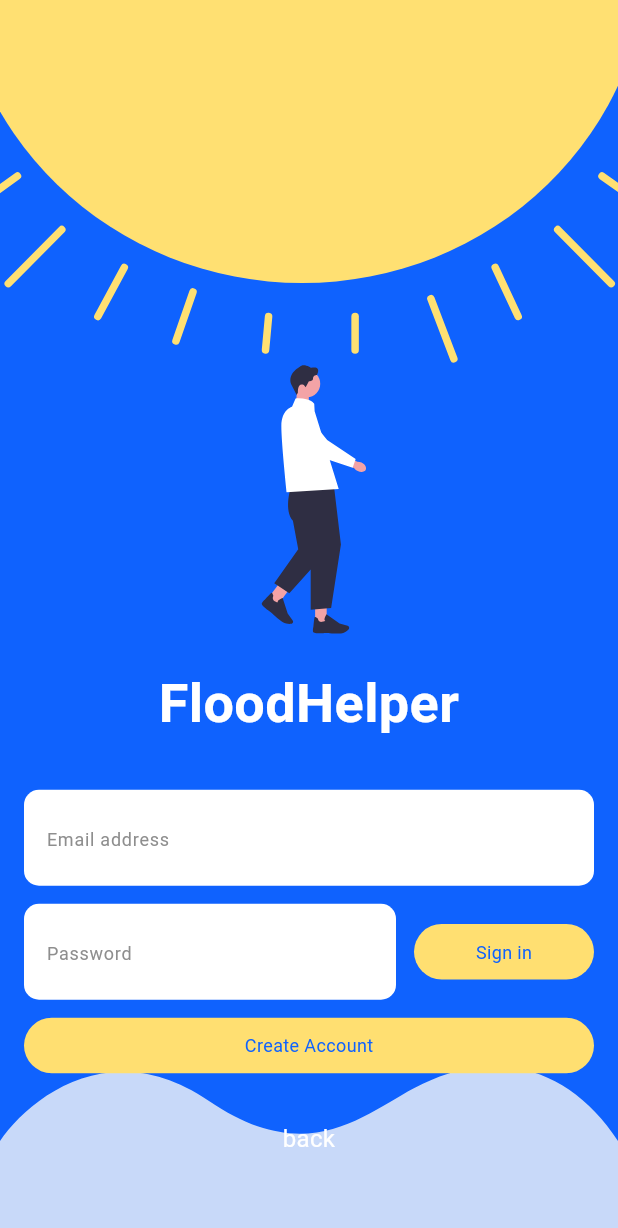
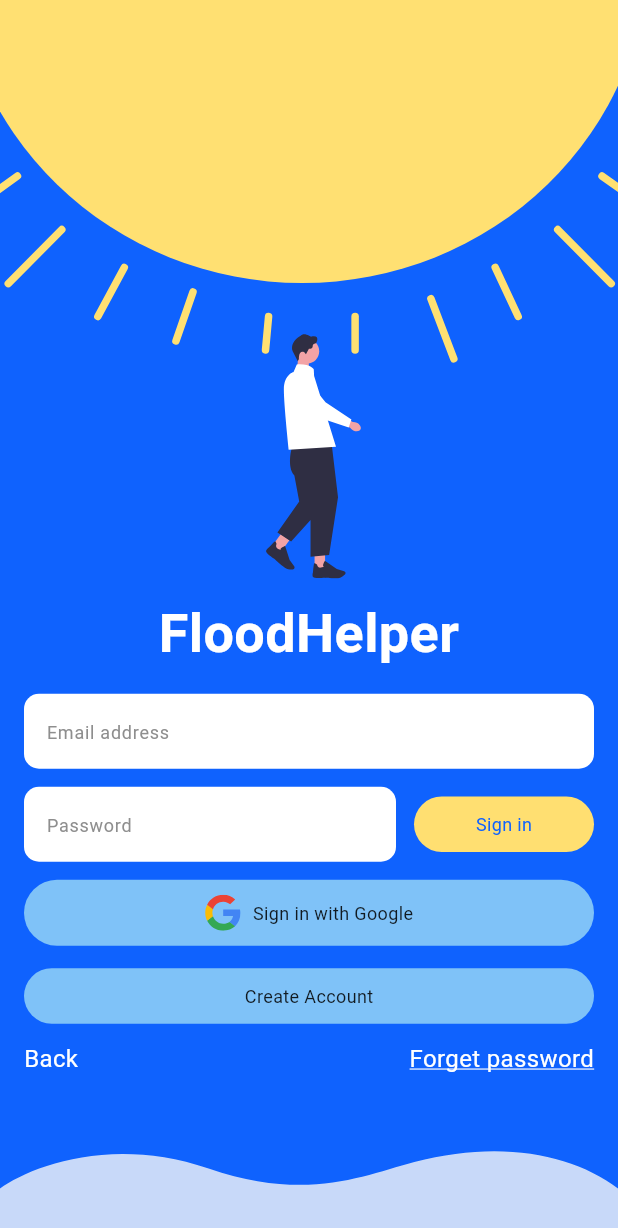
Before and after one commit to HaiDang2107/FloodHelper, a Flutter app: the screen it shows after launch, after a tap on "Get started", on a phone screen of 412 x 824 dp. Shown: the top 1228 px of the screen. Run offline on Flutter 3.47's test engine with Material 3 defaults, Android fonts, the phone set to English and light mode, and no system bars; our stand-ins replace flutter_map, flutter_svg, geolocator, image_picker, latlong2; Roboto replaces fonts that are missing (Anonymous Pro).

Commit message:
Forget password + Button "sign in with google"

```diff
--- a/frontend/lib/app/routes.dart
+++ b/frontend/lib/app/routes.dart
@@ -1,11 +1,13 @@
 import 'package:flutter/material.dart';
-import 'package:antiflood/features/auth/screens/signin/signin_screen.dart';
-import 'package:antiflood/features/auth/screens/signup/account_creation_screen.dart';
+import 'package:antiflood/features/auth/screens/sign_in/signin_screen.dart';
+import 'package:antiflood/features/auth/screens/sign_up/account_creation_screen.dart';
+import 'package:antiflood/features/auth/screens/forget_password/forget_password_screen.dart';
 import 'package:antiflood/features/home/screens/home_screen.dart';
 
 class AppRoutes {
   static const String signUp = '/signup';
   static const String accountCreation = '/account-creation';
+  static const String forgetPassword = '/forget-password';
   static const String home = '/home';
 
   // Hiển thị manh hình dựa trên tên route
@@ -16,6 +18,10 @@ class AppRoutes {
       case accountCreation:
         return MaterialPageRoute(
           builder: (_) => const AccountCreationScreen(),
+        );
+      case forgetPassword:
+        return MaterialPageRoute(
+          builder: (_) => const ForgetPasswordScreen(),
         );
       case home:
         return MaterialPageRoute(
--- /dev/null
+++ b/frontend/lib/features/auth/screens/sign_in/_signin_form_screen.dart
@@ -0,0 +1,169 @@
+import 'package:flutter/material.dart';
+import 'package:flutter_svg/flutter_svg.dart';
+import '../../widgets/custom_button.dart';
+import '../../widgets/custom_text_field.dart';
+
+/// Sign up form screen
+class SignUpFormScreen extends StatelessWidget {
+  final TextEditingController emailController;
+  final TextEditingController passwordController;
+  final VoidCallback onSignUp;
+  final VoidCallback onSignIn;
+  final VoidCallback onBack;
+  final VoidCallback onForgetPassword; // Added onForgetPassword callback
+
+  const SignUpFormScreen({
+    super.key,
+    required this.emailController,
+    required this.passwordController,
+    required this.onSignUp,
+    required this.onSignIn,
+    required this.onBack,
+    required this.onForgetPassword, // Added onForgetPassword parameter
+  });
+
+  @override
+  Widget build(BuildContext context) {
+    return Scaffold(
+      backgroundColor: const Color(0xFF0F62FE),
+      body: Stack(
+        children: [
+          Positioned(
+            top: 0,
+            right: 0,
+            child: SvgPicture.asset('lib/assets/sun.svg'),
+          ),
+          Positioned(
+            bottom: 0,
+            left: 0,
+            right: 0,
+
+            child: Transform(
+              transform: Matrix4.diagonal3Values(1.0, 0.5, 1.0),
+              alignment: Alignment.bottomRight,
+              child: SvgPicture.asset(
+                'lib/assets/wave.svg',
+                fit: BoxFit.fitWidth,
+              ),
+            ),
+          ),
+          Center(
+            child: SingleChildScrollView(
+              child: Padding(
+                padding: const EdgeInsets.symmetric(horizontal: 16.0),
+                child: Column(
+                  mainAxisAlignment: MainAxisAlignment.center,
+                  crossAxisAlignment: CrossAxisAlignment.stretch,
+                  children: [
+                    const SizedBox(height: 80), // Push content down
+
+                    SvgPicture.asset('lib/assets/man_walk.svg', height: 200),
+
+                    const SizedBox(height: 10),
+                    // Title
+                    Text(
+                      'FloodHelper',
+                      textAlign: TextAlign.center,
+                      style: TextStyle(
+                        fontSize: 36,
+                        fontWeight: FontWeight.w700,
+                        color: Colors.white,
+                      ),
+                    ),
+                    const SizedBox(height: 15),
+                    // Email Field
+                    CustomTextField(
+                      controller: emailController,
+                      hintText: 'Email address',
+                      keyboardType: TextInputType.emailAddress,
+                      verticalPadding: 8,
+                    ),
+                    const SizedBox(height: 12),
+
+                    // Password Field and Sign In Button
+                    Row(
+                      children: [
+                        Expanded(
+                          child: CustomTextField(
+                            controller: passwordController,
+                            hintText: 'Password',
+                            obscureText: true,
+                            verticalPadding: 8,
+                          ),
+                        ),
+                        const SizedBox(width: 12),
+                        CustomButton(
+                          text: 'Sign in',
+                          backgroundColor: const Color(0xFFFFDF71),
+                          textColor: const Color(0xFF0F62FE),
+                          onPressed: onSignIn,
+                          width: 120,
+                        ),
+                      ],
+                    ),
+                    const SizedBox(height: 12),
+
+                    // Sign in with Google Button
+                    CustomButton(
+                      text: 'Sign in with Google',
+                      backgroundColor: const Color.fromARGB(255, 127, 194, 248),
+                      textColor: Colors.black87,
+                      onPressed: () {}, // Placeholder for Google Sign In
+                      icon: SvgPicture.asset(
+                        'lib/assets/google-icon.svg',
+                        height: 24,
+                      ),
+                    ),
+                    const SizedBox(height: 15),
+
+                    // Create Account Button
+                    CustomButton(
+                      text: 'Create Account',
+                      backgroundColor: const Color.fromARGB(255, 127, 194, 248),
+                      textColor: Colors.black87,
+                      onPressed: onSignUp,
+                    ),
+                    const SizedBox(height: 12),
+
+                    // Forget Password and Back text
+                    Row(
+                      mainAxisAlignment: MainAxisAlignment.spaceBetween,
+                      children: [
+                        GestureDetector(
+                          onTap: onBack,
+                          child: Text(
+                            'Back',
+                            style: TextStyle(
+                              color: Colors.white,
+                              fontSize: 16,
+                              fontFamily: 'Anonymous Pro',
+                              fontWeight: FontWeight.w400,
+                            ),
+                          ),
+                        ),
+                        GestureDetector(
+                          onTap: onForgetPassword,
+                          child: Text(
+                            'Forget password',
+                            style: TextStyle(
+                              color: Colors.white,
+                              fontSize: 16,
+                              fontFamily: 'Anonymous Pro',
+                              fontWeight: FontWeight.w400,
+                              decoration: TextDecoration.underline,
+                              decorationColor: Colors.white,
+                            ),
+                          ),
+                        ),
+                      ],
+                    ),
+                  ],
+                ),
+              ),
+            ),
+          ),
+        ],
+      ),
+    );
+  }
+}
--- a/frontend/lib/features/auth/screens/signin/signin_screen.dart
+++ b/frontend/lib/features/auth/screens/sign_in/signin_screen.dart
@@ -66,6 +66,10 @@ class _SignUpScreenState extends State<SignUpScreen> {
     });
   }
 
+  void _handleForgetPassword() {
+    Navigator.of(context).pushNamed('/forget-password');
+  }
+
   @override
   Widget build(BuildContext context) {
     // Hiển thị started hay signup form dựa trên trạng thái _showForm
@@ -78,6 +82,7 @@ class _SignUpScreenState extends State<SignUpScreen> {
               onSignUp: _handleSignUp,
               onSignIn: _handleSignIn,
               onBack: _handleBack, // Added back button handler
+              onForgetPassword: _handleForgetPassword,
             )
           : StartedScreen(
               onGetStarted: _handleGetStarted,
--- a/frontend/lib/features/auth/screens/signup/account_creation_screen.dart
+++ b/frontend/lib/features/auth/screens/sign_up/account_creation_screen.dart
@@ -2,8 +2,8 @@ import 'package:flutter/material.dart';
 import '../../services/account_creation_service.dart';
 import '_account_creation_loading_screen.dart';
 import '_account_form_screen.dart';
-import '_send_code_screen.dart';
-import '_account_creation_success_screen.dart';
+import '../_send_code_screen.dart';
+import '../_success_screen.dart';
 
 class AccountCreationScreen extends StatefulWidget {
   const AccountCreationScreen({super.key});
@@ -179,7 +179,9 @@ class _AccountCreationScreenState extends State<AccountCreationScreen> {
             onBack: _handleBackFromCode,
           ),
           // Success screen
-          AccountCreationSuccessScreen(
+          SuccessScreen(
+            message: 'Your account is created successfully',
+            buttonText: 'Sign up now',
             onContinue: _handleContinueFromSuccess,
           ),
         ],
--- a/frontend/lib/features/auth/screens/signin/_signin_form_screen.dart
+++ /dev/null
@@ -1,138 +0,0 @@
-import 'package:flutter/material.dart';
-import 'package:flutter_svg/flutter_svg.dart';
-import '../../widgets/custom_button.dart';
-import '../../widgets/custom_text_field.dart';
-
-/// Sign up form screen
-class SignUpFormScreen extends StatelessWidget {
-  final TextEditingController emailController;
-  final TextEditingController passwordController;
-  final VoidCallback onSignUp;
-  final VoidCallback onSignIn;
-  final VoidCallback onBack; // Added onBack callback
-
-  const SignUpFormScreen({
-    super.key,
-    required this.emailController,
-    required this.passwordController,
-    required this.onSignUp,
-    required this.onSignIn,
-    required this.onBack, // Added onBack parameter
-  });
-
-  @override
-  Widget build(BuildContext context) {
-    return Scaffold(
-      backgroundColor: const Color(0xFF0F62FE),
-      body: Stack(
-        children: [
-          Positioned(
-            top: 0,
-            right: 0,
-            child: SvgPicture.asset('lib/assets/sun.svg'),
-          ),
-          // Align(
-          //   alignment: Alignment.topCenter, // Căn giữa sát trên cùng
-          //   child: Padding(
-          //     padding: const EdgeInsets.only(top: 200), // Đẩy xuống một khoảng
-          //     child: SvgPicture.asset('lib/assets/man_walk.svg', height: 220),
-          //   ),
-          // ),
-          Positioned(
-            bottom: 0,
-            left: 0,
-            right: 0,
-            child: SvgPicture.asset(
-              'lib/assets/wave.svg',
-              fit: BoxFit.fitWidth,
-            ),
-          ),
-          Center(
-            child: SingleChildScrollView(
-              child: Padding(
-                padding: const EdgeInsets.symmetric(horizontal: 16.0),
-                child: Column(
-              mainAxisAlignment: MainAxisAlignment.center,
-              crossAxisAlignment: CrossAxisAlignment.stretch,
-              children: [
-                const SizedBox(height: 150), // Push content down
-
-                SvgPicture.asset('lib/assets/man_walk.svg', height: 220),
-
-                const SizedBox(height: 20),
-                // Title
-                Text(
-                  'FloodHelper',
-                  textAlign: TextAlign.center,
-                  style: TextStyle(
-                    fontSize: 36,
-                    fontWeight: FontWeight.w700,
-                    color: Colors.white,
-                  ),
-                ),
-                const SizedBox(height: 32),
-                // Email Field
-                CustomTextField(
-                  controller: emailController,
-                  hintText: 'Email address',
-                  keyboardType: TextInputType.emailAddress,
-                  verticalPadding: 8,
-                ),
-                const SizedBox(height: 12),
-
-                // Password Field and Sign In Button
-                Row(
-                  children: [
-                    Expanded(
-                      child: CustomTextField(
-                        controller: passwordController,
-                        hintText: 'Password',
-                        obscureText: true,
-                        verticalPadding: 8,
-                      ),
-                    ),
-                    const SizedBox(width: 12),
-                    CustomButton(
-                      text: 'Sign in',
-                      backgroundColor: const Color(0xFFFFDF71),
-                      textColor: const Color(0xFF0F62FE),
-                      onPressed: onSignIn,
-                      width: 120,
-                    ),
-                  ],
-                ),
-                const SizedBox(height: 12),
-
-                // Create Account Button
-                CustomButton(
-                  text: 'Create Account',
-                  backgroundColor: const Color(0xFFFFDF71),
-                  textColor: const Color(0xFF0F62FE),
-                  onPressed: onSignUp,
-                ),
-                const SizedBox(height: 32),
-
-                // Back text
-                GestureDetector(
-                  onTap: onBack, // Updated to use onBack callback
-                  child: Text(
-                    'back',
-                    textAlign: TextAlign.center,
-                    style: TextStyle(
-                      color: Colors.white,
-                      fontSize: 16,
-                      fontFamily: 'Anonymous Pro',
-                      fontWeight: FontWeight.w400,
-                    ),
-                  ),
-                ),
-              ],
-            ),
-          ),
-            ),
-          ),
-        ],
-      ),
-    );
-  }
-}
--- a/frontend/lib/features/auth/widgets/custom_button.dart
+++ b/frontend/lib/features/auth/widgets/custom_button.dart
@@ -10,6 +10,7 @@ class CustomButton extends StatelessWidget {
   final double fontSize;
   final double borderRadius;
   final EdgeInsets padding;
+  final Widget? icon;
 
   const CustomButton({
     super.key,
@@ -21,6 +22,7 @@ class CustomButton extends StatelessWidget {
     this.fontSize = 12,
     this.borderRadius = 25,
     this.padding = const EdgeInsets.symmetric(horizontal: 25, vertical: 10),
+    this.icon,
   });
 
   @override
@@ -40,6 +42,10 @@ class CustomButton extends StatelessWidget {
           mainAxisSize: MainAxisSize.min,
           mainAxisAlignment: MainAxisAlignment.center,
           children: [
+            if (icon != null) ...[
+              icon!,
+              const SizedBox(width: 8),
+            ],
             Text(
               text,
               style: TextStyle(
--- a/frontend/lib/features/auth/widgets/custom_text_field.dart
+++ b/frontend/lib/features/auth/widgets/custom_text_field.dart
@@ -7,6 +7,7 @@ class CustomTextField extends StatelessWidget {
   final TextInputType keyboardType;
   final bool obscureText;
   final double width;
+  final double? height;
   final double borderRadius;
   final double verticalPadding;
 
@@ -17,6 +18,7 @@ class CustomTextField extends StatelessWidget {
     this.keyboardType = TextInputType.text,
     this.obscureText = false,
     this.width = 223,
+    this.height = 50,
     this.borderRadius = 10,
     this.verticalPadding = 10,
   });
@@ -25,7 +27,9 @@ class CustomTextField extends StatelessWidget {
   Widget build(BuildContext context) {
     return Container(
       width: width,
-      padding: EdgeInsets.symmetric(horizontal: 15, vertical: verticalPadding),
+      height: height,
+      alignment: Alignment.center,
+      padding: const EdgeInsets.symmetric(horizontal: 15),
       decoration: ShapeDecoration(
         color: Colors.white,
         shape: RoundedRectangleBorder(
@@ -36,7 +40,10 @@ class CustomTextField extends StatelessWidget {
         controller: controller,
         keyboardType: keyboardType,
         obscureText: obscureText,
+        textAlignVertical: TextAlignVertical.center,
         decoration: InputDecoration(
+          isCollapsed: true,
+          contentPadding: EdgeInsets.symmetric(vertical: verticalPadding),
           hintText: hintText,
           hintStyle: TextStyle(
             color: const Color(0xFF8E8E8E),
```
Also changed, not shown: frontend/lib/features/auth/screens/_send_code_screen.dart (added, +92 -0 lines), frontend/lib/features/auth/screens/_success_screen.dart (renamed from frontend/lib/features/auth/screens/signup/_account_creation_success_screen.dart, +11 -7 lines), frontend/lib/features/auth/screens/forget_password/_enter_email_screen.dart (renamed from frontend/lib/features/auth/screens/signup/_send_code_screen.dart, +15 -31 lines), frontend/lib/features/auth/screens/forget_password/forget_password_screen.dart (added, +93 -0 lines), frontend/lib/features/auth/screens/sign_up/_account_form_screen.dart (renamed from frontend/lib/features/auth/screens/signup/_account_form_screen.dart, +4 -4 lines), frontend/lib/assets/google-icon.svg (added), frontend/lib/features/auth/screens/sign_in/_started_screen.dart (renamed from frontend/lib/features/auth/screens/signin/_started_screen.dart), frontend/lib/features/auth/screens/sign_up/_account_creation_loading_screen.dart (renamed from frontend/lib/features/auth/screens/signup/_account_creation_loading_screen.dart).
